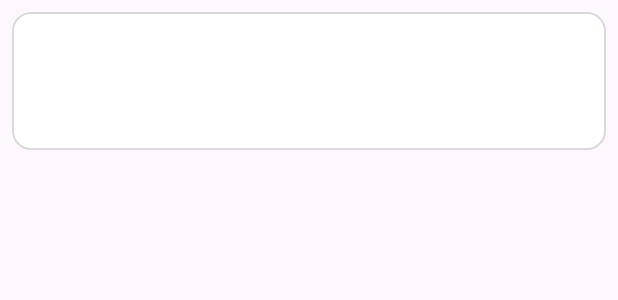
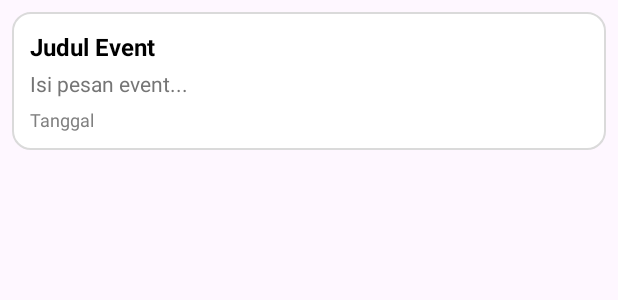
Before and after one commit to CaffeinatedR4t/Project_TamanBacaan, an Android app: the layout item_notification_event.xml on its own in the app's theme, with its tools: preview values and no code run, on a phone screen of 412 x 824 dp. Shown: the top 300 px of the screen. Run offline under Robolectric (Android 15) with nearby library versions, the phone set to English and light mode, and no system bars; network calls fail.

Commit message:
delete event

```diff
--- a/app/src/main/res/layout/item_notification_event.xml
+++ b/app/src/main/res/layout/item_notification_event.xml
@@ -7,13 +7,32 @@
     android:layout_width="match_parent"
     android:layout_height="wrap_content">
 
+    <LinearLayout
+        android:orientation="horizontal"
+        android:layout_width="match_parent"
+        android:layout_height="wrap_content"
+        android:gravity="center_vertical">
+
         <TextView
             android:id="@+id/tvEventTitle"
             android:textStyle="bold"
             android:textSize="16sp"
             android:textColor="@color/black"
+            android:layout_weight="1"
+            android:layout_width="0dp"
+            android:layout_height="wrap_content"
+            android:text="Judul Event" />
+
+        <ImageButton
+            android:id="@+id/btnDeleteEvent"
             android:layout_width="wrap_content"
-        android:layout_height="wrap_content" />
+            android:layout_height="wrap_content"
+            android:src="@android:drawable/ic_menu_delete"
+            android:background="?attr/selectableItemBackgroundBorderless"
+            android:padding="8dp"
+            android:visibility="gone"
+            android:contentDescription="Hapus Event" />
+    </LinearLayout>
 
     <TextView
         android:id="@+id/tvEventMessage"
@@ -21,7 +40,8 @@
         android:layout_marginTop="4dp"
         android:textColor="@color/text_secondary"
         android:layout_width="wrap_content"
-        android:layout_height="wrap_content" />
+        android:layout_height="wrap_content"
+        android:text="Isi pesan event..." />
 
     <TextView
         android:id="@+id/tvEventDate"
@@ -29,6 +49,7 @@
         android:textColor="@color/gray"
         android:layout_marginTop="6dp"
         android:layout_width="wrap_content"
-        android:layout_height="wrap_content" />
+        android:layout_height="wrap_content"
+        android:text="Tanggal" />
 
 </LinearLayout>
```
Also changed, not shown: app/src/main/java/com/project/tamanbacaan/adapters/NotificationAdapter.kt (+16 -4 lines), app/src/main/java/com/project/tamanbacaan/api/ApiService.kt (+6 -1 lines), app/src/main/java/com/project/tamanbacaan/data/EventRepository.kt (+24 -0 lines), app/src/main/java/com/project/tamanbacaan/fragments/admin/EventManagementFragment.kt (+14 -1 lines), app/src/main/java/com/project/tamanbacaan/viewmodels/EventViewModel.kt (+13 -0 lines). Lines whose indentation alone changed are shown as unchanged.
